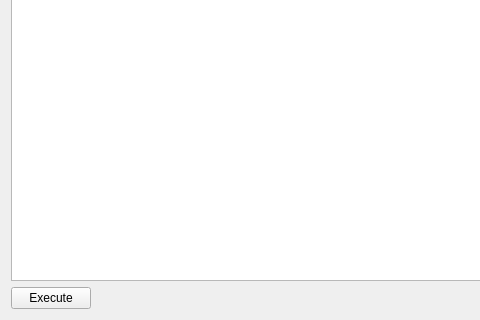
First picture: the form in src/VMTD/VMTD/engine/VMTDEngineForm.ui, repository ekushko/qt-vxlan-mtd, before the edit; both pictures show x 0 to 480 and y 194 to 514 of the 785 by 514 pixel window.
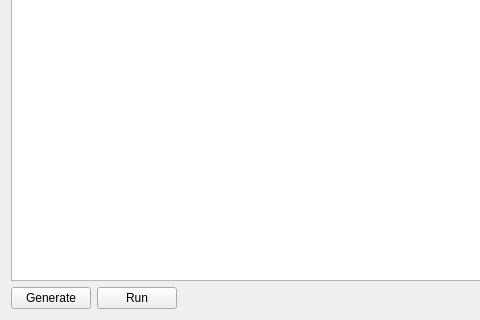
Second picture: the form after the edit.

Commit message: Добавлены кнопки generate и run вместо execute

Patch:
```diff
--- a/src/VMTD/VMTD/engine/VMTDEngineForm.ui
+++ b/src/VMTD/VMTD/engine/VMTDEngineForm.ui
@@ -28,7 +28,14 @@
      <item>
       <widget class="QPushButton" name="pbExecute">
        <property name="text">
-        <string>Execute</string>
+        <string>Generate</string>
+       </property>
+      </widget>
+     </item>
+     <item>
+      <widget class="QPushButton" name="pbRun">
+       <property name="text">
+        <string>Run</string>
        </property>
       </widget>
      </item>
```
Left out of the diff: 2 changed lines with no effect on the pictures. The commit also changes 4 other files.
